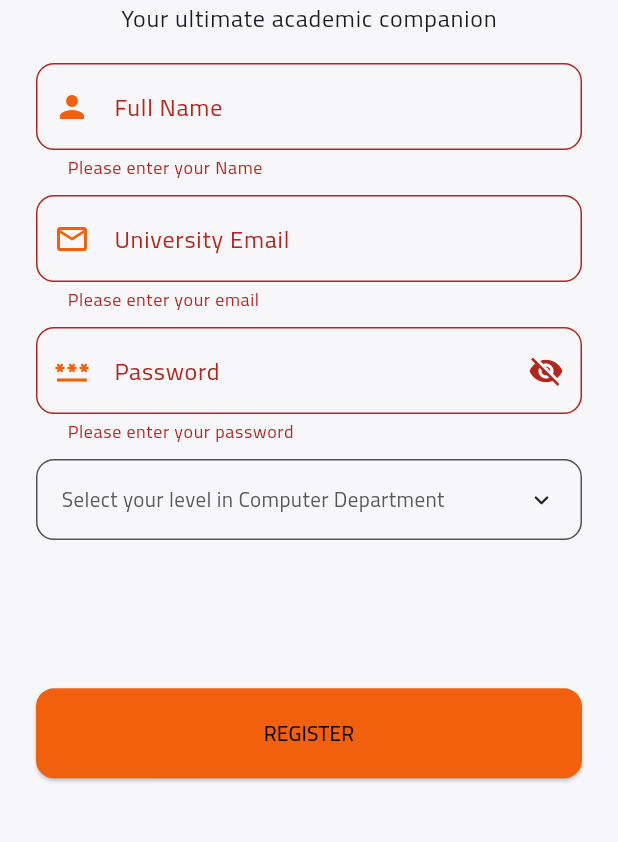
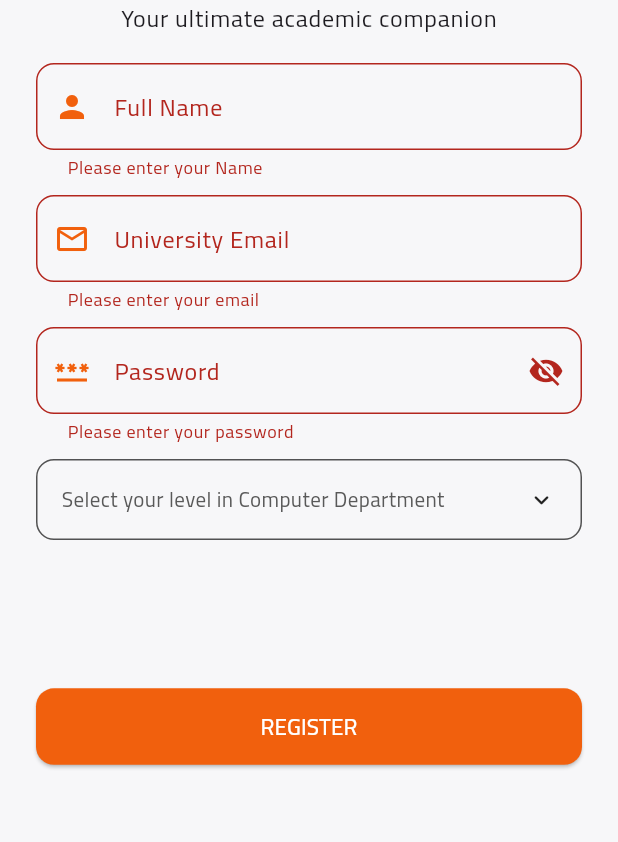
Before and after one commit to YousefDewidar/StudyHub, a Flutter app: the screen it shows after launch, after a tap on "REGISTER", on a phone screen of 412 x 824 dp, the part 390-1232 px from its top. Run offline on Flutter 3.47's test engine with Material 3 defaults, Android fonts, the phone set to English and light mode, and no system bars; drawn by our look-alikes of animated_custom_dropdown; our stand-ins replace cloud_firestore, confetti, firebase_auth, firebase_core, flutter_bloc, page_transition and 1 more; missing offline and left inert: floating_action_bubble, internet_file, pdfx; accounts and stored records are empty.

Commit message:
Add auth cubit to track state of register.

```diff
--- /dev/null
+++ b/lib/features/auth/logic/cubit/auth_state.dart
@@ -0,0 +1,9 @@
+class AuthState {}
+
+final class AuthInitial extends AuthState {}
+
+final class RegisterSuccess extends AuthState {}
+
+final class RegisterFailuer extends AuthState {}
+
+final class RegisterLoading extends AuthState {}
--- a/lib/features/auth/ui/signup_view.dart
+++ b/lib/features/auth/ui/signup_view.dart
@@ -1,27 +1,26 @@
 import 'package:computers/core/utils/space.dart';
+import 'package:computers/features/auth/logic/cubit/auth_cubit.dart';
 import 'package:computers/features/auth/ui/widgets/signup_form.dart';
 import 'package:flutter/material.dart';
+import 'package:flutter_bloc/flutter_bloc.dart';
 
 class SignupView extends StatelessWidget {
   const SignupView({super.key});
 
   @override
   Widget build(BuildContext context) {
-    return Scaffold(
+    return BlocProvider(
+      create: (context) => AuthCubit(),
+      child: Scaffold(
         body: SafeArea(
           child: Padding(
             padding: const EdgeInsets.symmetric(horizontal: 24.0),
             child: SingleChildScrollView(
               child: Column(
-              // crossAxisAlignment: CrossAxisAlignment.center,
-              // mainAxisAlignment: MainAxisAlignment.center,
                 children: [
                   const SpaceV(50),
                   Image.asset("assets/logo/logo_splash.png", height: 160),
-                const Text(
-                  'StudyHub',
-                  style: TextStyle(fontSize: 35),
-                ),
+                  const Text('StudyHub', style: TextStyle(fontSize: 35)),
                   Text(
                     'Your ultimate academic companion',
                     style: Theme.of(context).textTheme.bodyLarge,
@@ -33,6 +32,7 @@
             ),
           ),
         ),
+      ),
     );
   }
 }
--- a/lib/features/auth/ui/widgets/custom_button.dart
+++ b/lib/features/auth/ui/widgets/custom_button.dart
@@ -4,11 +4,13 @@
 class CustomButton extends StatelessWidget {
   final String text;
   final void Function() onPressed;
+  final bool isLoading;
 
   const CustomButton({
     super.key,
     required this.text,
     required this.onPressed,
+    this.isLoading = false,
   });
 
   @override
@@ -19,10 +21,21 @@
             backgroundColor: WidgetStatePropertyAll(MyColors.primary),
             shape: const WidgetStatePropertyAll(RoundedRectangleBorder(
                 borderRadius: BorderRadius.all(Radius.circular(12)))),
-            padding: const WidgetStatePropertyAll(EdgeInsets.all(20))),
+            padding: const WidgetStatePropertyAll(EdgeInsets.all(15))),
         onPressed: onPressed,
         child: Center(
-          child: Text(text.toUpperCase()),
+          child: isLoading
+              ? const SizedBox(
+                  height: 22,
+                  width: 22,
+                  child: CircularProgressIndicator(
+                    color: Colors.white,
+                  ),
+                )
+              : Text(
+                  text.toUpperCase(),
+                  style: const TextStyle(color: Colors.white, fontSize: 15),
+                ),
         ));
   }
 }
--- a/lib/features/auth/ui/widgets/signup_form.dart
+++ b/lib/features/auth/ui/widgets/signup_form.dart
@@ -1,12 +1,12 @@
 import 'package:animated_custom_dropdown/custom_dropdown.dart';
-import 'package:computers/core/firebase/database.dart';
 import 'package:computers/core/utils/space.dart';
-import 'package:computers/features/auth/data/model/user.dart';
+import 'package:computers/features/auth/logic/cubit/auth_cubit.dart';
+import 'package:computers/features/auth/logic/cubit/auth_state.dart';
 import 'package:computers/features/auth/ui/widgets/custom_button.dart';
 import 'package:computers/features/auth/ui/widgets/custom_text_field.dart';
 import 'package:computers/features/auth/ui/widgets/password_field.dart';
-import 'package:firebase_auth/firebase_auth.dart';
 import 'package:flutter/material.dart';
+import 'package:flutter_bloc/flutter_bloc.dart';
 
 class SignupForm extends StatefulWidget {
   const SignupForm({super.key});
@@ -23,6 +23,16 @@
   final TextEditingController nameCon = TextEditingController();
   final SingleSelectController<String> levelCon = SingleSelectController(null);
   final List<String> level = const ['first', 'second', 'third', 'fourth'];
+  bool isLoading = false;
+
+  @override
+  void dispose() {
+    emailCon.dispose();
+    passwordCon.dispose();
+    nameCon.dispose();
+    levelCon.dispose();
+    super.dispose();
+  }
 
   @override
   Widget build(BuildContext context) {
@@ -74,48 +84,48 @@
               onChanged: (value) {},
             ),
             SpaceV(MediaQuery.of(context).size.height * .12),
-            CustomButton(
-              onPressed: () async {
-                await registerLogic(context);
-              },
-              text: 'Register',
-            ),
-          ],
-        ));
-  }
-
-  Future<void> registerLogic(BuildContext context) async {
-    if (formKey.currentState!.validate()) {
-      try {
-        await _register(emailCon.text, passwordCon.text);
-        Database.addUser(
-          user: UserModel(
-            fullName: nameCon.text,
-            uniEmail: emailCon.text,
-            password: passwordCon.text,
-            level: levelCon.value!,
-          ),
-        );
-        ScaffoldMessenger.of(context).showSnackBar(
-          const SnackBar(
-              content: Text('CreatedDone'), duration: Duration(seconds: 2)),
-        );
-      } on FirebaseAuthException {
+            BlocConsumer<AuthCubit, AuthState>(
+              listener: (context, state) {
+                if (state is RegisterLoading) {
+                  isLoading = true;
+                } else if (state is RegisterFailuer) {
+                  isLoading = false;
                   ScaffoldMessenger.of(context).showSnackBar(
                     const SnackBar(
                       content: Text('Failed!'),
                       duration: Duration(seconds: 2),
                     ),
                   );
+                } else if (state is RegisterSuccess) {
+                  isLoading = false;
+                  ScaffoldMessenger.of(context).showSnackBar(
+                    const SnackBar(
+                        content: Text('Created Done'),
+                        duration: Duration(seconds: 2)),
+                  );
                 }
+              },
+              builder: (context, state) {
+                return CustomButton(
+                  text: 'Register',
+                  isLoading: isLoading,
+                  onPressed: () async {
+                    if (formKey.currentState!.validate()) {
+                      BlocProvider.of<AuthCubit>(context).createUser(
+                        email: emailCon.text,
+                        password: passwordCon.text,
+                        name: nameCon.text,
+                        level: levelCon.value!,
+                      );
                     } else {
                       autovalidateMode = AutovalidateMode.always;
                       setState(() {});
                     }
-  }
-
-  static Future<void> _register(String email, String password) async {
-    await FirebaseAuth.instance
-        .createUserWithEmailAndPassword(email: email, password: password);
+                  },
+                );
+              },
+            ),
+          ],
+        ));
   }
 }
--- a/pubspec.yaml
+++ b/pubspec.yaml
@@ -22,6 +22,7 @@
   cloud_firestore: ^5.4.4
   shared_preferences: ^2.3.3
   animated_custom_dropdown: ^3.1.1
+  flutter_bloc: ^8.1.6
 
 dev_dependencies:
   flutter_test:
```
Also changed, not shown: lib/features/auth/data/repo/auth_repo.dart (added, +29 -0 lines), lib/features/auth/logic/cubit/auth_cubit.dart (added, +32 -0 lines), pubspec.lock. Lines whose indentation alone changed are shown as unchanged.
